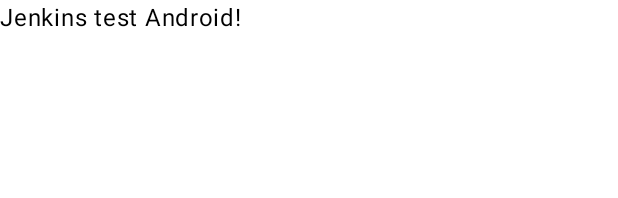
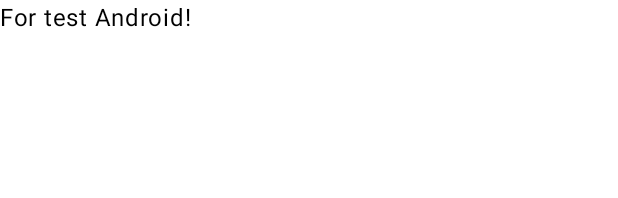
Before and after one commit to pranit-khot/ForTest, an Android app built with Jetpack Compose: the @Preview function GreetingPreview, on a phone screen of 412 x 824 dp. Shown: the top 198 px of the screen. Run offline under Robolectric (Android 15) with nearby library versions, the phone set to English and light mode, and no system bars.

Commit message:
test jenkins

```diff
--- a/app/src/main/java/com/example/fortest/MainActivity.kt
+++ b/app/src/main/java/com/example/fortest/MainActivity.kt
@@ -33,7 +33,7 @@ class MainActivity : ComponentActivity() {
 @Composable
 fun Greeting(name: String, modifier: Modifier = Modifier) {
     Text(
-        text = "Jenkins test $name!",
+        text = "For test $name!",
         modifier = modifier
     )
 }
```
